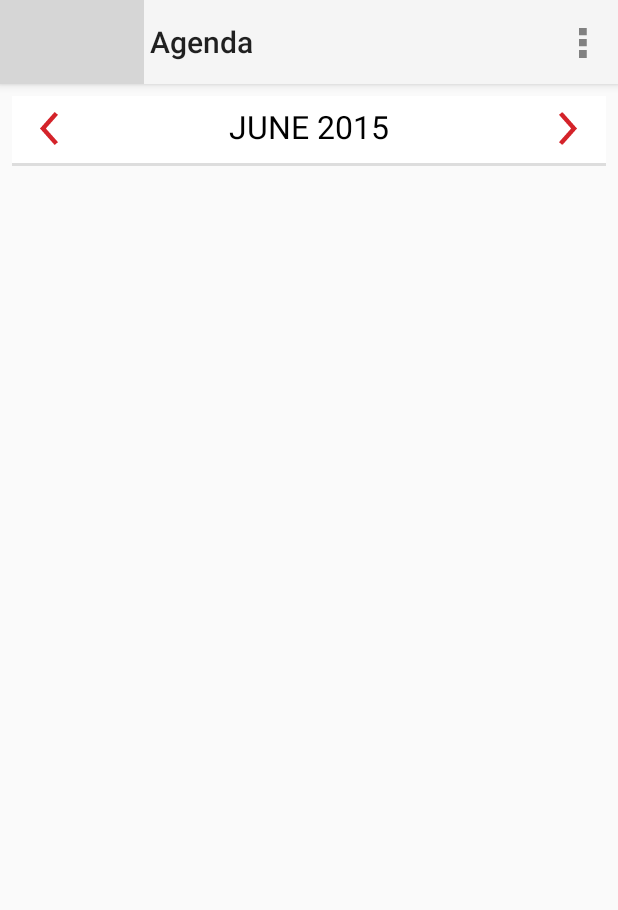
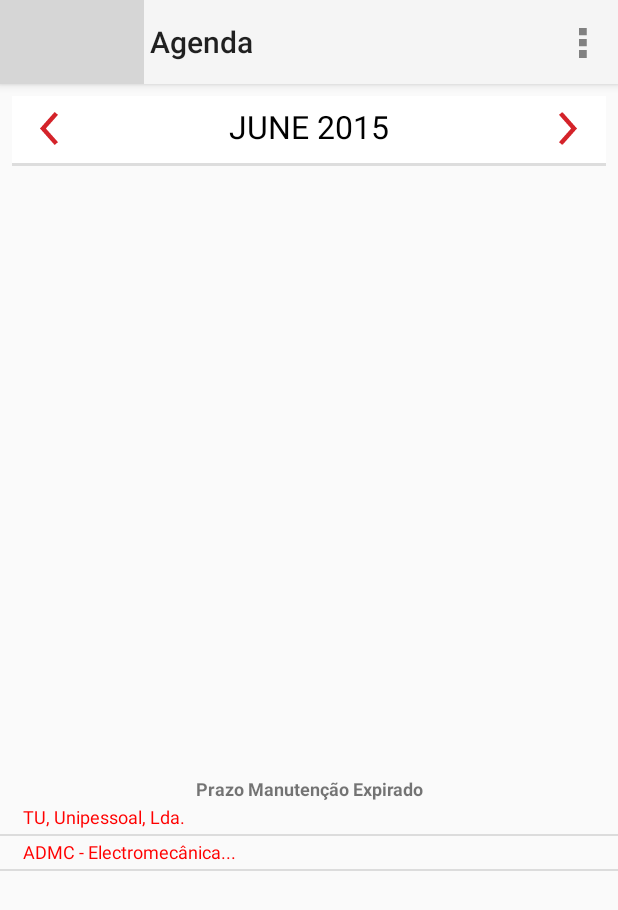
Before and after one commit to carvbapt/Project_One, an Android app: the AgendaActivity screen opened directly, with no data from a screen before it, on a phone screen of 412 x 824 dp. Shown: the top 910 px of the screen. Run offline under Robolectric (Android 15) with nearby library versions, the phone set to English and light mode, and no system bars; libraries missing offline, so code that uses them is left out: hirondelle.date4j; 33 statements that could not run were skipped; grey boxes are pictures that could not be loaded.

Commit message:
S@C - Agenda, lista

```diff
--- a/app/src/main/java/com/android/exemplo/projectone/AgendaActivity.java
+++ b/app/src/main/java/com/android/exemplo/projectone/AgendaActivity.java
@@ -2,6 +2,7 @@ package com.android.exemplo.projectone;
 
 import android.annotation.SuppressLint;
 import android.app.Activity;
+import android.content.Intent;
 import android.os.Bundle;
 import android.support.v4.app.Fragment;
 import android.support.v4.app.FragmentActivity;
@@ -10,19 +11,25 @@ import android.support.v4.app.FragmentPagerAdapter;
 import android.support.v4.app.FragmentTransaction;
 import android.support.v4.view.ViewPager;
 import android.support.v7.app.AppCompatActivity;
+import android.util.Log;
 import android.view.Menu;
 import android.view.MenuItem;
 import android.view.View;
+import android.widget.AdapterView;
+import android.widget.ArrayAdapter;
 import android.widget.Button;
+import android.widget.ListView;
 import android.widget.TextView;
 import android.widget.Toast;
 import android.app.ActionBar;
 
 import com.android.exemplo.projectone.agenda.agendaFragment;
 import com.android.exemplo.projectone.helper.Base_Activity;
+import com.android.exemplo.projectone.helper.Dados;
 import com.roomorama.caldroid.CaldroidFragment;
 import com.roomorama.caldroid.CaldroidListener;
 
+import java.text.ParseException;
 import java.text.SimpleDateFormat;
 import java.util.ArrayList;
 import java.util.Calendar;
@@ -31,13 +38,61 @@ import java.util.Date;
 
 public class AgendaActivity extends Base_Activity {
 
+    // List
+
+    ListView list;
+    ArrayAdapter<String> adapter;
+    String[][] dados= new String[Dados.det_empresa.length][2];
+    String[] dados_emp;
+    String[] dados_val;
+    Date data_sys,data_manut;
+    int i,ind,cont=0;
+
 
     @Override
     protected void onCreate(Bundle savedInstanceState) {
         super.onCreate(savedInstanceState);
         setContentView(R.layout.activity_agenda);
 
+        //List
+        for(i=0; i<Dados.det_empresa.length;i++){
+            SimpleDateFormat sdf = new SimpleDateFormat("yyyy.MM.dd"); // here set the pattern as you date in string was containing like date/month/year
+                data_sys = new Date();
+            try {
+                data_manut = sdf.parse(Dados.det_empresa[i][5]);
+            } catch (ParseException e) {
+                e.printStackTrace();
+            }
+            Log.i("", "DTS - " + sdf.format(data_sys) + "->" + sdf.format(data_manut));
+            if(data_sys.after(data_manut) || data_sys.equals(data_manut)){
+                ind=Integer.parseInt(Dados.det_empresa[i][0]);
+                dados[cont][0]=Dados.Empresas[ind].substring(0, (Dados.Empresas[ind].length() >= 22) ? 22 : Dados.Empresas[ind].length()) + ((Dados.Empresas[ind].length() >= 22) ? "..." : "");
+                dados[cont][1]=sdf.format(data_manut);
+                cont++;
+            }
+        }
+
+        dados_emp= new String[cont];
+        dados_val= new String[cont];
+
+        for(i=0;i<cont;i++){
+            dados_emp[i]=dados[i][0];
+            dados_val[i]=dados[i][1];
+            Log.i("","empval - "+dados_emp[i] + " " + dados_val[i] + cont);
+        }
+
+        list = (ListView)findViewById(R.id.lv_ag);
+        adapter = new ArrayAdapter<String>(this, R.layout.activity_agendaitem, dados_emp);
+        list.setAdapter(adapter);
+
         agenda();
+
+        list.setOnItemClickListener(new AdapterView.OnItemClickListener() {
+            @Override
+            public void onItemClick(AdapterView<?> parent, View view, int position, long id) {
+                Toast.makeText(getBaseContext(),"Data: " + dados_val[position],Toast.LENGTH_LONG).show();
+            }
+        });
     }
 
     public void agenda (){
--- a/app/src/main/java/com/android/exemplo/projectone/helper/Dados.java
+++ b/app/src/main/java/com/android/exemplo/projectone/helper/Dados.java
@@ -15,9 +15,9 @@ public class Dados {
 
     //    {Empresas, "Morada","Localidade","Contacto","Representante","Data_manutenção"}
     public static String[][] det_empresa = {
-            {"0", "Rua das Laranjeiras, Nº 33 Conceição", "8005-446 FARO", "289289289", "Sr. Eurico", "04-05-2015"},
-            {"3", "Dr José de Matos, 1 - 3", "8000-000 FARO", "282282282", "Sr. Daniel", "12-10-2010"},
-            {"6", "Zona Ind Lt 41", "8100-000 LOULÉ", "289888888", "Sr. José", "04-04-2004"}};
+            {"0", "Rua das Laranjeiras, Nº 33 Conceição", "8005-446 FARO", "289289289", "Sr. Eurico", "2015.05.05"},
+            {"3", "Dr José de Matos, 1 - 3", "8000-000 FARO", "282282282", "Sr. Daniel", "2015.10.10"},
+            {"6", "Zona Ind Lt 41", "8100-000 LOULÉ", "289888888", "Sr. José", "2015.06.11"}};
 
 
     //    {Empresas,Comerciais,data_comercial}
--- a/app/src/main/res/layout/activity_agenda.xml
+++ b/app/src/main/res/layout/activity_agenda.xml
@@ -7,10 +7,10 @@
 
     <LinearLayout
         android:layout_width="fill_parent"
-        android:layout_height="wrap_content"
+        android:layout_height="fill_parent"
         android:layout_gravity="center"
-        android:layout_weight="1"
-        android:orientation="vertical">
+        android:orientation="vertical"
+        android:layout_weight="0.40">
 
         <android.support.v4.view.ViewPager
             xmlns:android="http://schemas.android.com/apk/res/android"
@@ -21,6 +21,26 @@
             />
     </LinearLayout>
 
+    <LinearLayout
+        android:orientation="vertical"
+        android:layout_width="match_parent"
+        android:layout_height="fill_parent"
+        android:layout_weight=".60">
+
+        <TextView
+            android:layout_width="fill_parent"
+            android:layout_height="wrap_content"
+            android:text="@string/L_manutencao"
+            android:id="@+id/et_titulo"
+            android:textStyle="bold"
+            android:gravity="center_horizontal|clip_horizontal"
+            android:textSize="12sp" />
+
+        <ListView
+            android:layout_width="wrap_content"
+            android:layout_height="fill_parent"
+            android:id="@+id/lv_ag" />
+    </LinearLayout>
 
 
 </LinearLayout>
--- /dev/null
+++ b/app/src/main/res/layout/activity_agendaitem.xml
@@ -0,0 +1,10 @@
+<?xml version="1.0" encoding="utf-8"?>
+<TextView xmlns:android="http://schemas.android.com/apk/res/android"
+android:id="@android:id/text1"
+android:paddingTop="2dip"
+android:paddingLeft="15dip"
+android:paddingBottom="3dip"
+android:textSize="12sp"
+android:textColor="#FF0000"
+android:layout_width="fill_parent"
+android:layout_height="wrap_content" />
--- a/app/src/main/res/values/strings.xml
+++ b/app/src/main/res/values/strings.xml
@@ -76,6 +76,7 @@
     <string name="BT_detmapa">MAPA</string>
     <string name="Tit_comemp">Empresa</string>
     <string name="Titcomdt">Data</string>
+    <string name="L_manutencao">Prazo Manutenção Expirado</string>
 
 
 </resources>
```
